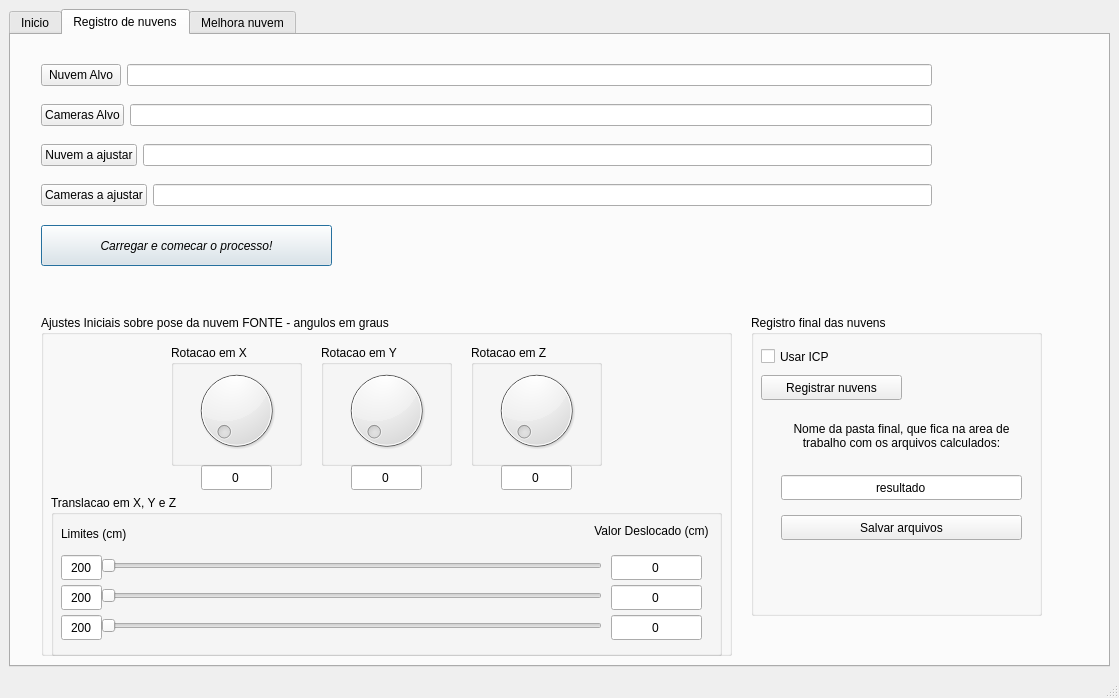
viniciusvidal2/Cameras_GRIn, file handset_gui/ui/main_window.ui: the form before one commit.
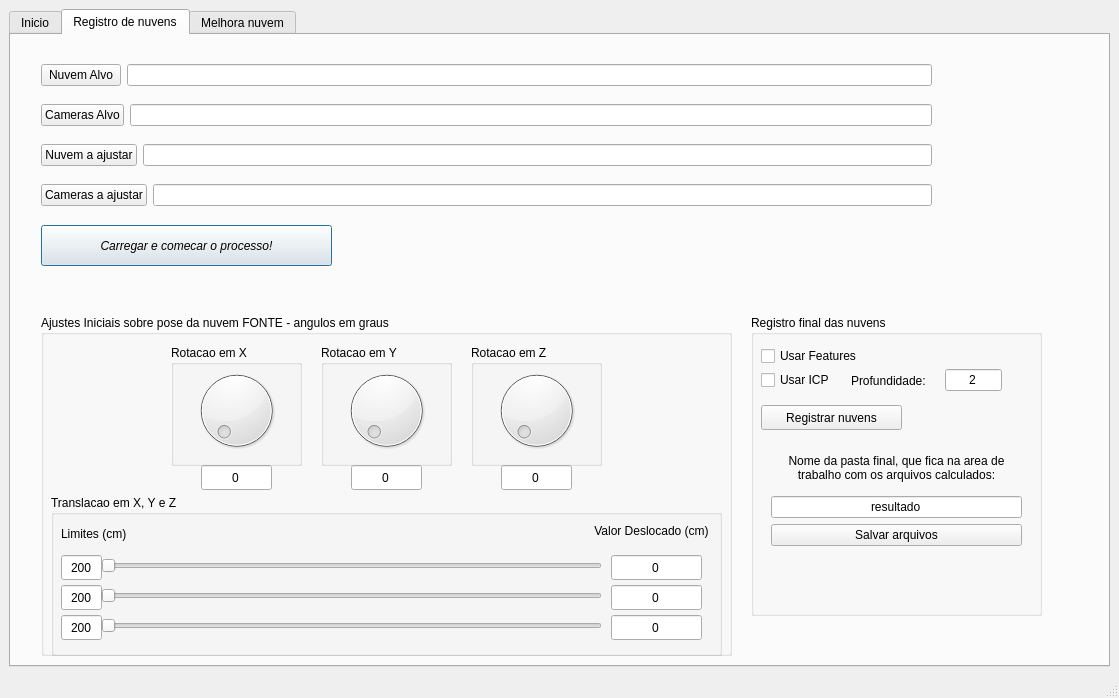
The form after the commit. The open tabs and pages were chosen to show the change. Icons and pictures are not drawn.

Diff of the .ui file:
```diff
--- a/handset_gui/ui/main_window.ui
+++ b/handset_gui/ui/main_window.ui
@@ -527,7 +527,7 @@
             <widget class="QLineEdit" name="lineEdit_nomeplaybag"/>
            </item>
            <item>
-            <widget class="QLabel" name="label_5">
+            <widget class="QLabel" name="label_frameinicio">
              <property name="text">
               <string>Inicio:</string>
              </property>
@@ -1036,24 +1036,11 @@
         <property name="title">
          <string>Registro final das nuvens</string>
         </property>
-        <widget class="QCheckBox" name="checkBox_icp">
-         <property name="geometry">
-          <rect>
-           <x>10</x>
-           <y>30</y>
-           <width>171</width>
-           <height>23</height>
-          </rect>
-         </property>
-         <property name="text">
-          <string>Usar ICP</string>
-         </property>
-        </widget>
         <widget class="QPushButton" name="pushButton_registrar">
          <property name="geometry">
           <rect>
            <x>10</x>
-           <y>60</y>
+           <y>90</y>
            <width>141</width>
            <height>25</height>
           </rect>
@@ -1062,53 +1049,126 @@
           <string>Registrar nuvens</string>
          </property>
         </widget>
-        <widget class="QLineEdit" name="lineEdit_pastafinal">
+        <widget class="QWidget" name="horizontalLayoutWidget_6">
          <property name="geometry">
           <rect>
-           <x>30</x>
-           <y>160</y>
+           <x>10</x>
+           <y>50</y>
            <width>241</width>
-           <height>25</height>
+           <height>31</height>
           </rect>
          </property>
-         <property name="text">
-          <string>resultado</string>
-         </property>
-         <property name="alignment">
-          <set>Qt::AlignCenter</set>
-         </property>
+         <layout class="QHBoxLayout" name="_2">
+          <property name="spacing">
+           <number>16</number>
+          </property>
+          <property name="sizeConstraint">
+           <enum>QLayout::SetNoConstraint</enum>
+          </property>
+          <item>
+           <widget class="QCheckBox" name="checkBox_icp">
+            <property name="text">
+             <string>Usar ICP</string>
+            </property>
+           </widget>
+          </item>
+          <item>
+           <widget class="QLabel" name="label_5">
+            <property name="sizePolicy">
+             <sizepolicy hsizetype="Expanding" vsizetype="Preferred">
+              <horstretch>0</horstretch>
+              <verstretch>0</verstretch>
+             </sizepolicy>
+            </property>
+            <property name="text">
+             <string>Profundidade: </string>
+            </property>
+           </widget>
+          </item>
+          <item>
+           <widget class="QLineEdit" name="lineEdit_profundidadeicp">
+            <property name="sizePolicy">
+             <sizepolicy hsizetype="Maximum" vsizetype="Fixed">
+              <horstretch>0</horstretch>
+              <verstretch>0</verstretch>
+             </sizepolicy>
+            </property>
+            <property name="maximumSize">
+             <size>
+              <width>200</width>
+              <height>16777215</height>
+             </size>
+            </property>
+            <property name="text">
+             <string>2</string>
+            </property>
+            <property name="alignment">
+             <set>Qt::AlignCenter</set>
+            </property>
+           </widget>
+          </item>
+         </layout>
         </widget>
-        <widget class="QPushButton" name="pushButton_salvarfinal">
+        <widget class="QWidget" name="horizontalLayoutWidget_7">
          <property name="geometry">
           <rect>
-           <x>30</x>
-           <y>200</y>
-           <width>241</width>
-           <height>25</height>
+           <x>10</x>
+           <y>30</y>
+           <width>160</width>
+           <height>22</height>
           </rect>
          </property>
-         <property name="text">
-          <string>Salvar arquivos</string>
-         </property>
+         <layout class="QHBoxLayout" name="horizontalLayout_8">
+          <item>
+           <widget class="QCheckBox" name="checkBox_features">
+            <property name="text">
+             <string>Usar Features</string>
+            </property>
+           </widget>
+          </item>
+         </layout>
         </widget>
-        <widget class="QLabel" name="label_6">
+        <widget class="QWidget" name="verticalLayoutWidget_3">
          <property name="geometry">
           <rect>
-           <x>30</x>
-           <y>90</y>
-           <width>241</width>
-           <height>61</height>
+           <x>20</x>
+           <y>130</y>
+           <width>251</width>
+           <height>101</height>
           </rect>
          </property>
-         <property name="text">
-          <string>Nome da pasta final, que fica na area de trabalho com os arquivos calculados:</string>
-         </property>
-         <property name="alignment">
-          <set>Qt::AlignCenter</set>
-         </property>
-         <property name="wordWrap">
-          <bool>true</bool>
-         </property>
+         <layout class="QVBoxLayout" name="verticalLayout_3">
+          <item>
+           <widget class="QLabel" name="label_6">
+            <property name="text">
+             <string>Nome da pasta final, que fica na area de trabalho com os arquivos calculados:</string>
+            </property>
+            <property name="alignment">
+             <set>Qt::AlignCenter</set>
+            </property>
+            <property name="wordWrap">
+             <bool>true</bool>
+            </property>
+           </widget>
+          </item>
+          <item>
+           <widget class="QLineEdit" name="lineEdit_pastafinal">
+            <property name="text">
+             <string>resultado</string>
+            </property>
+            <property name="alignment">
+             <set>Qt::AlignCenter</set>
+            </property>
+           </widget>
+          </item>
+          <item>
+           <widget class="QPushButton" name="pushButton_salvarfinal">
+            <property name="text">
+             <string>Salvar arquivos</string>
+            </property>
+           </widget>
+          </item>
+         </layout>
         </widget>
        </widget>
        <zorder>horizontalLayoutWidget</zorder>
```
Left out of the diff: 2 changed lines with no effect on the pictures.
